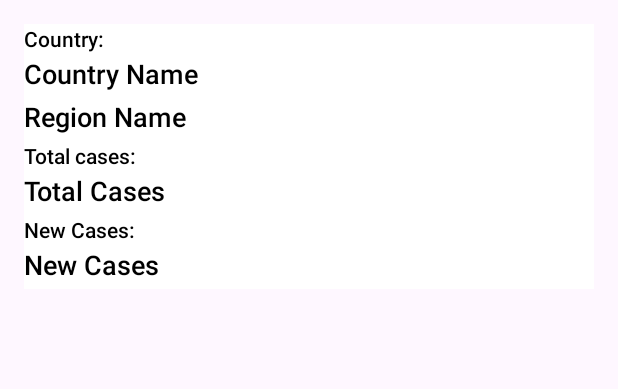
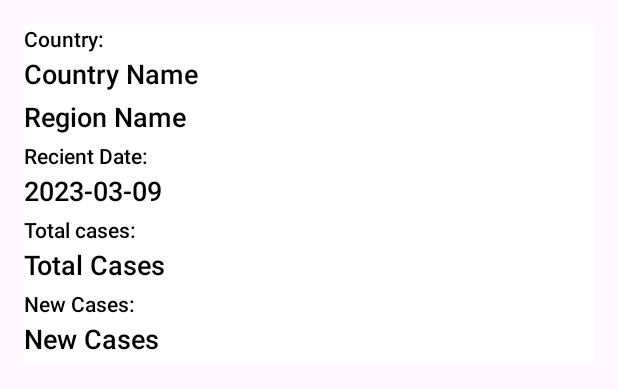
Before and after one commit to A01352033/covid-app, an Android app: the layout item_covid.xml on its own in the app's theme, with its tools: preview values and no code run, on a phone screen of 412 x 824 dp. Shown: the top 389 px of the screen. Run offline under Robolectric (Android 15) with nearby library versions, the phone set to English and light mode, and no system bars.

Commit message:
Fix: Date inside the cards

```diff
--- a/TemplateEXAMEN/app/src/main/java/com/example/kotlin/examenMobiles/framework/main/adapter/CovidAdapter.kt
+++ b/TemplateEXAMEN/app/src/main/java/com/example/kotlin/examenMobiles/framework/main/adapter/CovidAdapter.kt
@@ -24,6 +24,7 @@ class CovidAdapter(private val data: List<CovidModel>) : RecyclerView.Adapter<Co
         fun bind(covidModel: CovidModel) {
             binding.textViewCountry.text = covidModel.country
             binding.textViewRegion.text = covidModel.region
+            //binding.textViewDate.text = covidModel.cases.date
             binding.textViewTotal.text = covidModel.cases.total.toString()
             binding.textViewNew.text = covidModel.cases.new.toString()
         }
--- a/TemplateEXAMEN/app/src/main/res/layout/item_covid.xml
+++ b/TemplateEXAMEN/app/src/main/res/layout/item_covid.xml
@@ -34,6 +34,26 @@
         android:textColor="@android:color/black"
         android:paddingBottom="4dp"
         android:text="Region Name"
+        android:background="@color/white"/>
+
+    <TextView
+        android:layout_width="match_parent"
+        android:layout_height="match_parent"
+        android:text="Recient Date:"
+        android:textSize="14sp"
+        android:fontFamily="sans-serif-medium"
+        android:textColor="@android:color/black"
+        android:paddingBottom="1dp"
+        android:background="@color/white"/>
+
+    <TextView
+        android:layout_width="match_parent"
+        android:layout_height="wrap_content"
+        android:textSize="18sp"
+        android:fontFamily="sans-serif-medium"
+        android:textColor="@android:color/black"
+        android:paddingBottom="4dp"
+        android:text="2023-03-09"
         android:background="@color/white"/>
 
     <TextView
```
